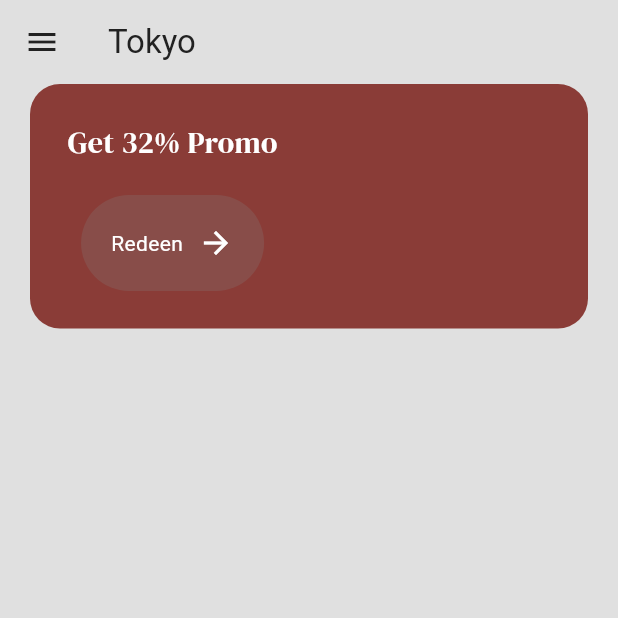
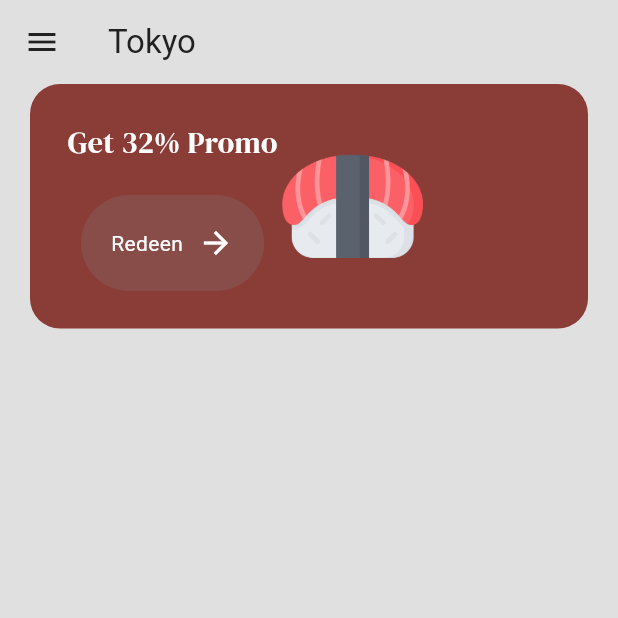
Before and after one commit to PedroH6/SushiApp, a Flutter app: the MenuPage screen opened by its route, on a phone screen of 412 x 824 dp, the top half of it. Run offline on Flutter 3.47's test engine with Material 3 defaults, Android fonts, the phone set to English and light mode, and no system bars; our stand-ins replace google_fonts.

Commit message:
add image

```diff
--- a/lib/menu_page.dart
+++ b/lib/menu_page.dart
@@ -52,7 +52,9 @@ class _MenuPageState extends State<MenuPage> {
                     }),
                   ],
                 ),
+
                 //image
+                Image.asset("lib/images/many_sushi.png", height: 100),
                 ],
               ),
             ),
```
